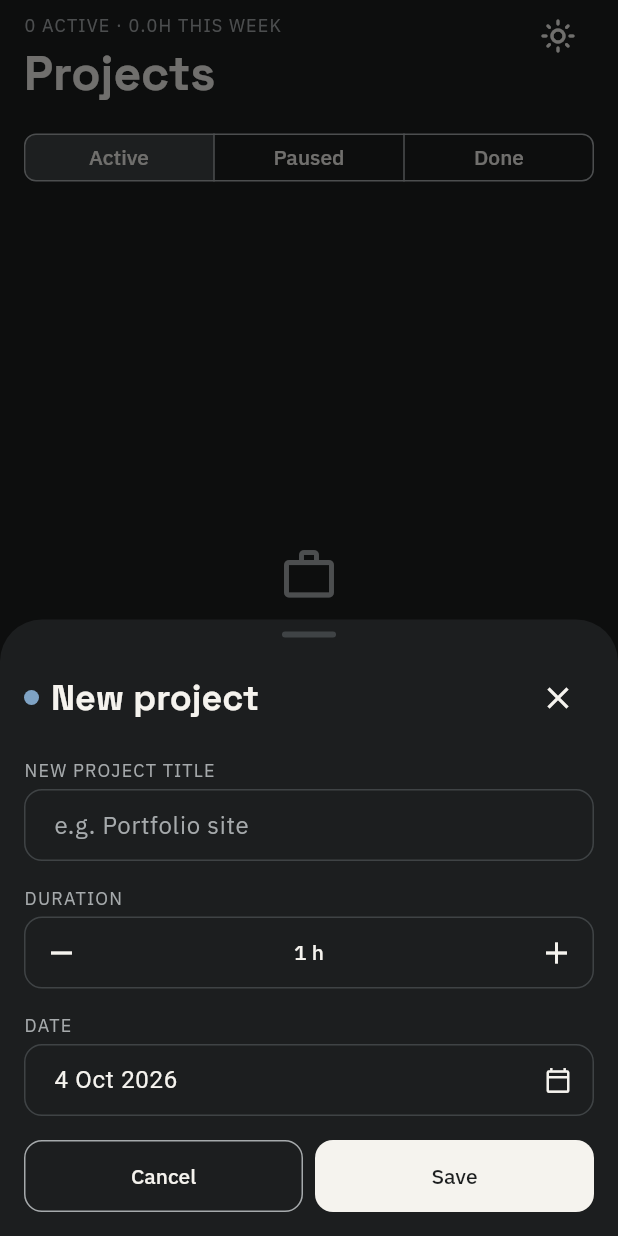
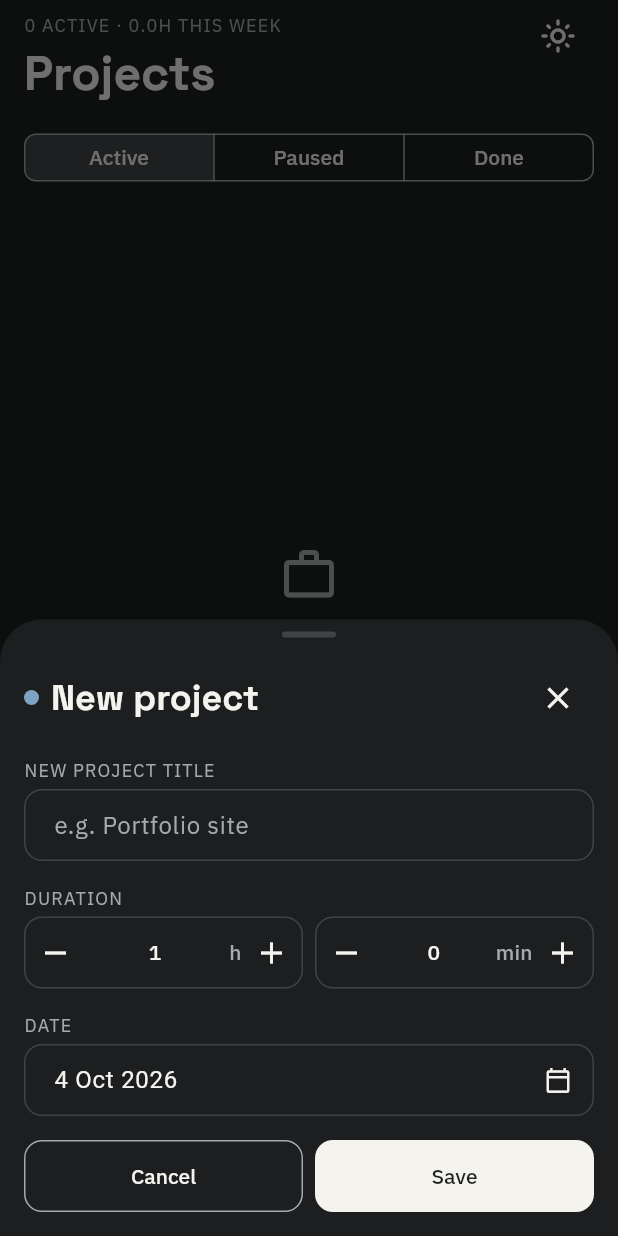
Before and after one commit to Keonzane/Trivet, a Flutter app: the WorkScreen screen opened directly, after a tap on the "dark mode" icon, after a tap on "+ Add project", on a phone screen of 412 x 824 dp. Run offline on Flutter 3.47's test engine with Material 3 defaults, Android fonts, the light colour scheme and no system bars; our stand-ins replace device_preview, google_fonts, shared_preferences; accounts and stored records are empty.

Commit message:
duration update

```diff
--- a/lib/theme.dart
+++ b/lib/theme.dart
@@ -4,10 +4,10 @@ import 'package:google_fonts/google_fonts.dart';
 enum Pillar { work, health, leisure }
 
 class AppSpacing {
-  static const double xs = 4;
-  static const double sm = 8;
-  static const double md = 16;
-  static const double lg = 24;
+  static const double xs = 4; // inside components only
+  static const double sm = 8; // base unit, list gaps
+  static const double md = 16; // screen edge padding
+  static const double lg = 24; // between sections
 }
 
 @immutable
@@ -36,17 +36,17 @@ class PillarColors extends ThemeExtension<PillarColors> {
   }
 
   static const light = PillarColors(
-    work: Color(0xFF3D5A73),
-    health: Color(0xFF4F7942),
-    leisure: Color(0xFFB4531F),
+    work: Color(0xFF3D5A73), // Slate
+    health: Color(0xFF4F7942), // Moss
+    leisure: Color(0xFFB4531F), // Ember
     onPillar: Colors.white,
   );
 
   static const dark = PillarColors(
-    work: Color(0xFF7FA3C4),
-    health: Color(0xFF7FB36F),
-    leisure: Color(0xFFE58A5A),
-    onPillar: Color(0xFF1C1E1F),
+    work: Color(0xFF7FA3C4), // Slate (dark)
+    health: Color(0xFF7FB36F), // Moss (dark)
+    leisure: Color(0xFFE58A5A), // Ember (dark)
+    onPillar: Color(0xFF1C1E1F), // Ink — pillar fills are light in dark mode
   );
 
   @override
--- a/lib/widgets/add_entry_sheet.dart
+++ b/lib/widgets/add_entry_sheet.dart
@@ -72,7 +72,7 @@ class _AddEntrySheet extends StatefulWidget {
 class _AddEntrySheetState extends State<_AddEntrySheet> {
   Pillar? _pillar;
 
-  double _workHours = 1.0;
+  int _workMinutes = 60;
   DateTime _workDate = DateTime.now();
   bool _workTitleError = false;
   late final TextEditingController _workNewTitleController;
@@ -142,7 +142,7 @@ class _AddEntrySheetState extends State<_AddEntrySheet> {
   void _save() {
     switch (_pillar) {
       case null:
-        return; // Save is disabled in build() until a pillar is chosen.
+        return;
       case Pillar.work:
         Project project;
         if (widget.initialProject != null) {
@@ -165,7 +165,7 @@ class _AddEntrySheetState extends State<_AddEntrySheet> {
           WorkLog(
             id: DateTime.now().microsecondsSinceEpoch.toString(),
             projectId: project.id,
-            hours: _workHours,
+            hours: _workMinutes / 60,
             date: _workDate,
           ),
         );
@@ -247,10 +247,8 @@ class _AddEntrySheetState extends State<_AddEntrySheet> {
           LabelledField(
             label: 'Duration',
             child: DurationStepper(
-              value: _workHours,
-              step: 0.5,
-              unit: 'h',
-              onChanged: (v) => setState(() => _workHours = v.toDouble()),
+              minutes: _workMinutes,
+              onChanged: (v) => setState(() => _workMinutes = v),
             ),
           ),
           LabelledField(
@@ -279,10 +277,8 @@ class _AddEntrySheetState extends State<_AddEntrySheet> {
           LabelledField(
             label: 'Duration',
             child: DurationStepper(
-              value: _healthMinutes,
-              step: 5,
-              unit: 'min',
-              onChanged: (v) => setState(() => _healthMinutes = v.toInt()),
+              minutes: _healthMinutes,
+              onChanged: (v) => setState(() => _healthMinutes = v),
             ),
           ),
           LabelledField(
@@ -337,10 +333,8 @@ class _AddEntrySheetState extends State<_AddEntrySheet> {
           LabelledField(
             label: 'Duration',
             child: DurationStepper(
-              value: _leisureMinutes,
-              step: 5,
-              unit: 'min',
-              onChanged: (v) => setState(() => _leisureMinutes = v.toInt()),
+              minutes: _leisureMinutes,
+              onChanged: (v) => setState(() => _leisureMinutes = v),
             ),
           ),
           LabelledField(
--- a/lib/widgets/duration_stepper.dart
+++ b/lib/widgets/duration_stepper.dart
@@ -1,55 +1,37 @@
 import 'package:flutter/material.dart';
+import '../theme.dart';
+import 'number_stepper.dart';
 
 class DurationStepper extends StatelessWidget {
-  const DurationStepper({
-    super.key,
-    required this.value,
-    required this.onChanged,
-    required this.step,
-    required this.unit,
-    this.min = 0,
-  });
+  const DurationStepper(
+      {super.key, required this.minutes, required this.onChanged});
 
-  final num value;
-  final ValueChanged<num> onChanged;
-  final num step;
-  final String unit;
-  final num min;
-
-  String get _display {
-    if (value == value.roundToDouble()) {
-      return '${value.toInt()} $unit';
-    }
-    return '${value.toStringAsFixed(1)} $unit';
-  }
+  final int minutes;
+  final ValueChanged<int> onChanged;
 
   @override
   Widget build(BuildContext context) {
-    final theme = Theme.of(context);
-    return Container(
-      height: 48,
-      decoration: BoxDecoration(
-        border: Border.all(color: theme.colorScheme.outlineVariant),
-        borderRadius: BorderRadius.circular(12),
-      ),
-      child: Row(
-        children: [
-          IconButton(
-            icon: const Icon(Icons.remove),
-            onPressed:
-                value - step >= min ? () => onChanged(value - step) : null,
+    final hours = minutes ~/ 60;
+    final mins = minutes % 60;
+    return Row(
+      children: [
+        Expanded(
+          child: NumberStepper(
+            value: hours,
+            unit: 'h',
+            onChanged: (h) => onChanged(h * 60 + mins),
           ),
-          Expanded(
-            child: Center(
-              child: Text(_display, style: theme.textTheme.labelLarge),
-            ),
+        ),
+        const SizedBox(width: AppSpacing.sm),
+        Expanded(
+          child: NumberStepper(
+            value: mins,
+            unit: 'min',
+            min: hours > 0 ? -1 : 0,
+            onChanged: (m) => onChanged(hours * 60 + m),
           ),
-          IconButton(
-            icon: const Icon(Icons.add),
-            onPressed: () => onChanged(value + step),
-          ),
-        ],
-      ),
+        ),
+      ],
     );
   }
 }
--- /dev/null
+++ b/lib/widgets/number_stepper.dart
@@ -0,0 +1,93 @@
+import 'package:flutter/material.dart';
+import 'package:flutter/services.dart';
+
+class NumberStepper extends StatefulWidget {
+  const NumberStepper({
+    super.key,
+    required this.value,
+    required this.onChanged,
+    this.unit,
+    this.min = 0,
+  });
+
+  final int value;
+  final ValueChanged<int> onChanged;
+  final String? unit;
+  final int min;
+
+  @override
+  State<NumberStepper> createState() => _NumberStepperState();
+}
+
+class _NumberStepperState extends State<NumberStepper> {
+  late final TextEditingController _controller =
+      TextEditingController(text: '${widget.value}');
+
+  @override
+  void didUpdateWidget(NumberStepper oldWidget) {
+    super.didUpdateWidget(oldWidget);
+    if ((int.tryParse(_controller.text) ?? widget.min) != widget.value) {
+      _controller.text = '${widget.value}';
+    }
+  }
+
+  @override
+  void dispose() {
+    _controller.dispose();
+    super.dispose();
+  }
+
+  void _typed(String text) {
+    final v = int.tryParse(text);
+    if (v != null) widget.onChanged(v < widget.min ? widget.min : v);
+  }
+
+  @override
+  Widget build(BuildContext context) {
+    final theme = Theme.of(context);
+    return Container(
+      height: 48,
+      decoration: BoxDecoration(
+        border: Border.all(color: theme.colorScheme.outlineVariant),
+        borderRadius: BorderRadius.circular(12),
+      ),
+      child: Row(
+        children: [
+          IconButton(
+            icon: const Icon(Icons.remove),
+            visualDensity: VisualDensity.compact,
+            onPressed: widget.value > widget.min
+                ? () => widget.onChanged(widget.value - 1)
+                : null,
+          ),
+          Expanded(
+            child: TextField(
+              controller: _controller,
+              textAlign: TextAlign.center,
+              keyboardType: TextInputType.number,
+              inputFormatters: [FilteringTextInputFormatter.digitsOnly],
+              style: theme.textTheme.labelLarge,
+              onChanged: _typed,
+              decoration: InputDecoration(
+                isDense: true,
+                filled: false,
+                contentPadding: EdgeInsets.zero,
+                border: InputBorder.none,
+                enabledBorder: InputBorder.none,
+                focusedBorder: InputBorder.none,
+                suffixText: widget.unit,
+                suffixStyle: theme.textTheme.labelLarge
+                    ?.copyWith(color: theme.colorScheme.secondary),
+              ),
+            ),
+          ),
+          IconButton(
+            icon: const Icon(Icons.add),
+            visualDensity: VisualDensity.compact,
+            onPressed: () => widget.onChanged(widget.value + 1),
+          ),
+        ],
+      ),
+    );
+  }
+}
```
Also changed, not shown: lib/screens/media_detail_screen.dart (+9 -17 lines).
